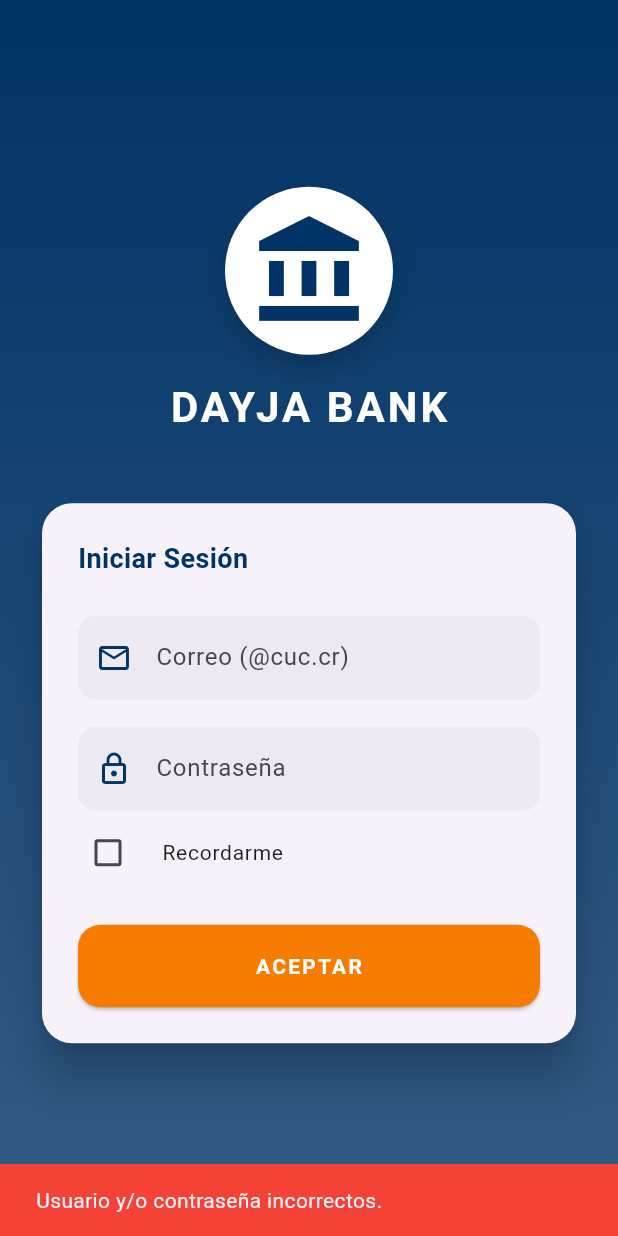
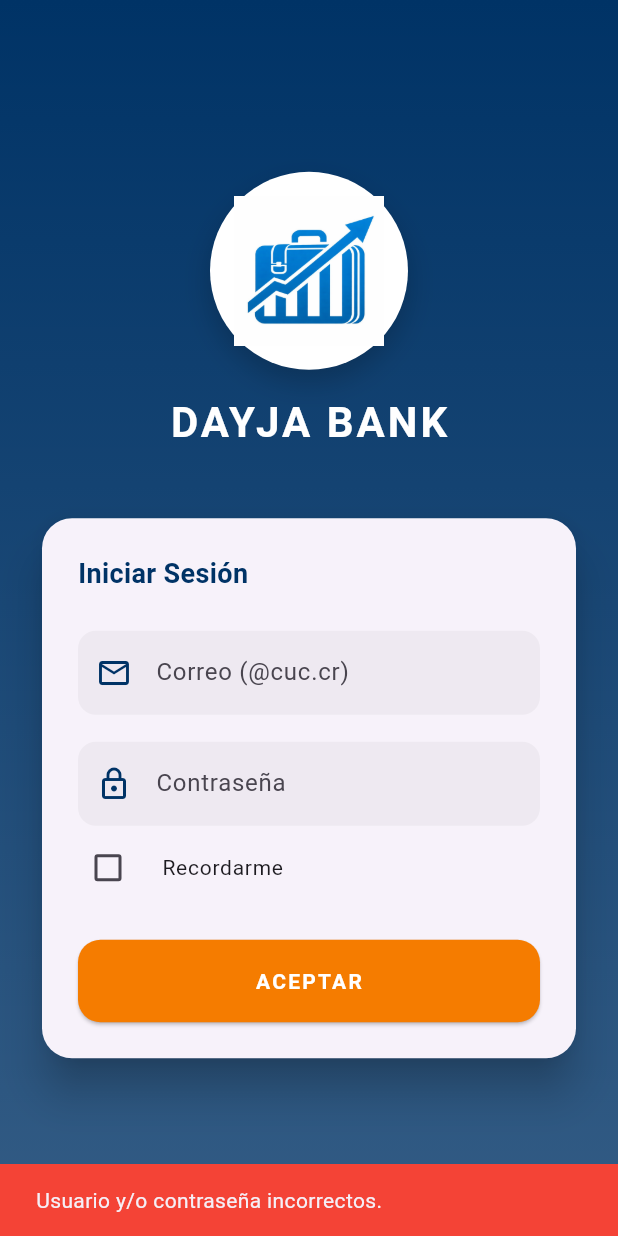
Before and after one commit to DencelRS04/Pagos_Moviles_App, a Flutter app: the screen it shows after launch, after a tap on "ACEPTAR", on a phone screen of 412 x 824 dp. Run offline on Flutter 3.47's test engine with Material 3 defaults, Android fonts, the phone set to English and light mode, and no system bars; our stand-ins replace flutter_secure_storage.

Commit message:
loginCorrecto y corregido

```diff
--- a/lib/screens/login_screen.dart
+++ b/lib/screens/login_screen.dart
@@ -68,12 +68,12 @@ class _LoginScreenState extends State<LoginScreen> {
         } else {
           await _storage.delete(key: 'remembered_email');
         }
-        Navigator.pushReplacementNamed(context, '/home');
+        if (mounted) Navigator.pushReplacementNamed(context, '/home');
       }
     } catch (e) {
       UIUtils.showMsg(context, e.toString(), isError: true);
     } finally {
-      setState(() => _isLoading = false);
+      if (mounted) setState(() => _isLoading = false);
     }
   }
 
@@ -86,7 +86,7 @@ class _LoginScreenState extends State<LoginScreen> {
       backgroundColor: Colors.white,
       body: Stack(
         children: [
-          // FONDO: Solo gradiente azul para evitar errores de assets faltantes
+          // FONDO: Gradiente azul sólido
           Container(
             decoration: BoxDecoration(
               gradient: LinearGradient(
@@ -103,7 +103,7 @@ class _LoginScreenState extends State<LoginScreen> {
               child: Column(
                 mainAxisAlignment: MainAxisAlignment.center,
                 children: [
-                  // LOGO CIRCULAR
+                  // --- LOGO ARREGLADO ---
                   Hero(
                     tag: 'logo_cuc',
                     child: Container(
@@ -119,20 +119,20 @@ class _LoginScreenState extends State<LoginScreen> {
                           ),
                         ],
                       ),
-                      child: const Icon(
-                        Icons
-                            .account_balance, // Icono de respaldo si no hay imagen
-                        size: 80,
-                        color: colorPrimario,
-                      ),
-                      /* // Descomenta esto cuando ya tengas el logo en assets/images/
                       child: Image.asset(
                         'assets/images/logo_cuc.png',
                         height: 100,
                         width: 100,
                         fit: BoxFit.contain,
+                        // Si la imagen falla, muestra este icono
+                        errorBuilder: (context, error, stackTrace) {
+                          return const Icon(
+                            Icons.account_balance,
+                            size: 80,
+                            color: colorPrimario,
+                          );
+                        },
                       ),
-                      */
                     ),
                   ),
                   const SizedBox(height: 15),
--- a/pubspec.yaml
+++ b/pubspec.yaml
@@ -18,5 +18,6 @@ dev_dependencies:
   flutter_lints: ^6.0.0
 
 flutter:
+  uses-material-design: true
   assets:
     - assets/images/logo_cuc.png
```
Also changed, not shown: lib/screens/main_layout.dart (+16 -15 lines).
